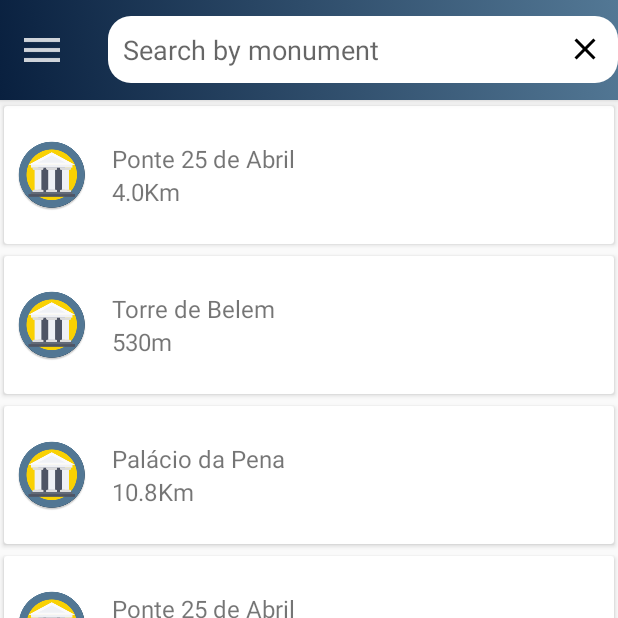
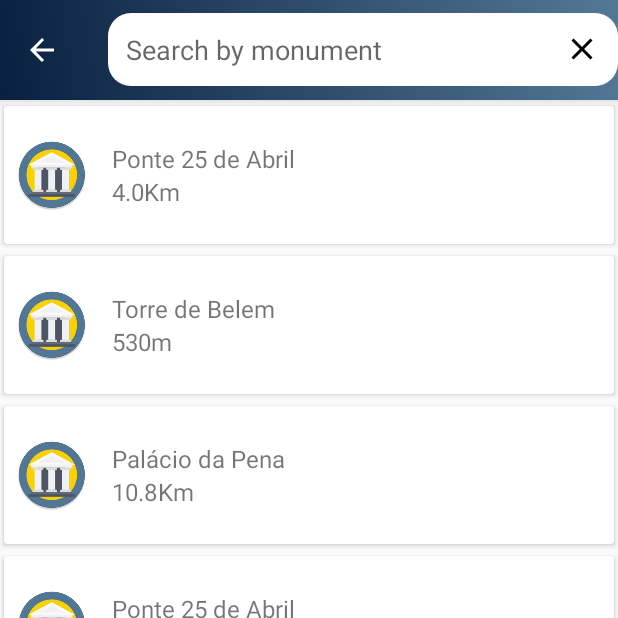
Before and after one commit to jtf16/HopOnCMU, an Android app: the screen it shows after launch (MainActivity), after a tap on "Search", on a phone screen of 412 x 824 dp, the top half of it. Run offline under Robolectric (Android 15) with nearby library versions, the phone set to English and light mode, and no system bars.

Commit message:
1.5.1 HopOnCMU App: Add back arrow on search

```diff
--- a/HopOnCMU/app/src/main/java/pt/ulisboa/tecnico/cmov/hoponcmu/activities/MainActivity.java
+++ b/HopOnCMU/app/src/main/java/pt/ulisboa/tecnico/cmov/hoponcmu/activities/MainActivity.java
@@ -28,6 +28,7 @@ public class MainActivity extends AppCompatActivity {
     SearchEditText mSearch;
 
     boolean areMenuOptionsVisible = true;
+    boolean isBackArrowVisible = false;
 
     @Override
     protected void onCreate(Bundle savedInstanceState) {
@@ -40,6 +41,7 @@ public class MainActivity extends AppCompatActivity {
 
         // Starting elements viewed on the MainActivity
         mToolbar.setTitle(this.getString(R.string.monuments));
+        setSupportActionBar(mToolbar);
         mSearch.setHint(R.string.monument_search_hint);
         getSupportFragmentManager().beginTransaction().replace(
                 R.id.flContent, MonumentsFragment.newInstance()).commit();
@@ -109,13 +111,22 @@ public class MainActivity extends AppCompatActivity {
         areMenuOptionsVisible = true;
         switch (item.getItemId()) {
             case android.R.id.home:
-                mDrawerLayout.openDrawer(GravityCompat.START);
-                mSearch.setVisibility(View.GONE);
+                if (isBackArrowVisible) {
+                    isBackArrowVisible = false;
+                    mToolbar.setNavigationIcon(R.drawable.ic_menu_white);
+                    setSupportActionBar(mToolbar);
+                    mSearch.setVisibility(View.GONE);
+                } else {
+                    mDrawerLayout.openDrawer(GravityCompat.START);
+                }
                 break;
             case R.id.action_search:
                 areMenuOptionsVisible = false;
+                isBackArrowVisible = true;
                 mSearch.setText("");
                 mSearch.setVisibility(View.VISIBLE);
+                mToolbar.setNavigationIcon(R.drawable.ic_arrow_back_white);
+                setSupportActionBar(mToolbar);
                 break;
         }
         invalidateOptionsMenu();
--- /dev/null
+++ b/HopOnCMU/app/src/main/res/drawable/ic_arrow_back_white.xml
@@ -0,0 +1,9 @@
+<vector xmlns:android="http://schemas.android.com/apk/res/android"
+        android:width="24dp"
+        android:height="24dp"
+        android:viewportWidth="24.0"
+        android:viewportHeight="24.0">
+    <path
+        android:fillColor="#FFFFFF"
+        android:pathData="M20,11H7.83l5.59,-5.59L12,4l-8,8 8,8 1.41,-1.41L7.83,13H20v-2z"/>
+</vector>
--- /dev/null
+++ b/HopOnCMU/app/src/main/res/drawable/ic_menu_white.xml
@@ -0,0 +1,9 @@
+<vector xmlns:android="http://schemas.android.com/apk/res/android"
+        android:width="24dp"
+        android:height="24dp"
+        android:viewportWidth="24.0"
+        android:viewportHeight="24.0">
+    <path
+        android:fillColor="#FFFFFF"
+        android:pathData="M3,18h18v-2L3,16v2zM3,13h18v-2L3,11v2zM3,6v2h18L21,6L3,6z"/>
+</vector>
--- a/HopOnCMU/app/src/main/res/layout/activity_main.xml
+++ b/HopOnCMU/app/src/main/res/layout/activity_main.xml
@@ -28,7 +28,7 @@
                 android:drawableEnd="@drawable/ic_close"
                 android:drawableRight="@drawable/ic_close"
                 android:hint="@string/username_search_hint"
-                android:padding="10dp"
+                android:padding="12dp"
                 android:singleLine="true"
                 android:visibility="gone" />
 
--- a/HopOnCMU/app/src/main/res/values/styles.xml
+++ b/HopOnCMU/app/src/main/res/values/styles.xml
@@ -37,7 +37,7 @@
     </style>
 
     <style name="NavigationButton" parent="Widget.AppCompat.Toolbar.Button.Navigation">
-        <item name="android:padding">10dp</item>
+        <item name="android:padding">12dp</item>
     </style>
 
 </resources>
```
Also changed, not shown: HopOnCMU/app/src/main/res/drawable-hdpi/ic_menu_white.png (deleted), HopOnCMU/app/src/main/res/drawable-mdpi/ic_menu_white.png (deleted), HopOnCMU/app/src/main/res/drawable-xhdpi/ic_menu_white.png (deleted), HopOnCMU/app/src/main/res/drawable-xxhdpi/ic_menu_white.png (deleted).
